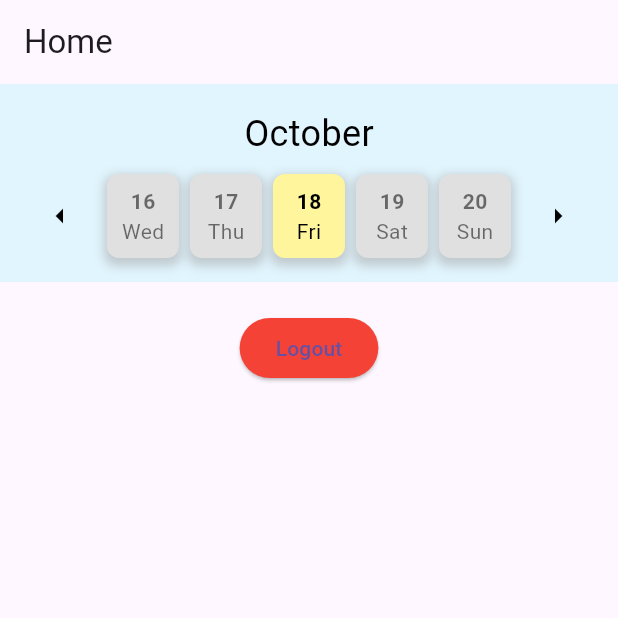
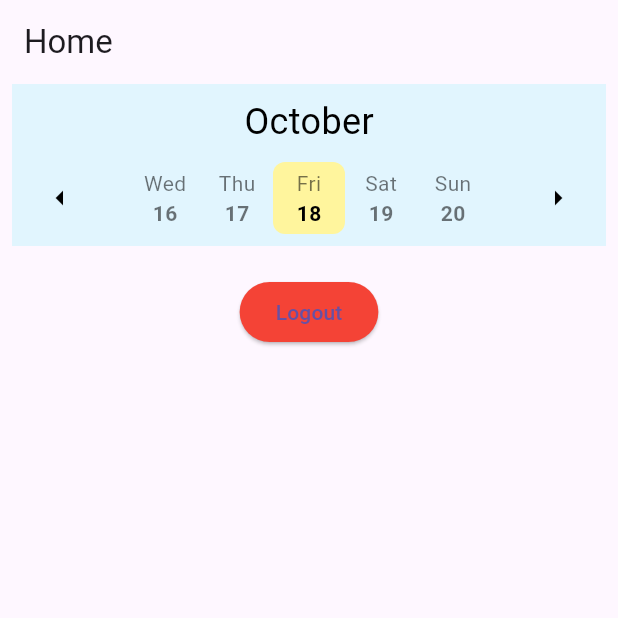
Before and after one commit to Dash074/45_Team_Himalaya, a Flutter app: the HomePage screen opened directly, on a phone screen of 412 x 824 dp, the top half of it. Run offline on Flutter 3.47's test engine with Material 3 defaults, Android fonts, the phone set to English and light mode, and no system bars; our stand-ins replace firebase_auth, firebase_core; accounts and stored records are empty.

Commit message:
Caraousel edit

```diff
--- a/lib/pages/home_page.dart
+++ b/lib/pages/home_page.dart
@@ -44,74 +44,82 @@ class _HomePageState extends State<HomePage> {
       dates.add(_currentDate.add(Duration(days: i)));
     }
 
+    // Determine the current month
+    String currentMonth = DateFormat('MMMM').format(_currentDate);
+
     return Scaffold(
       appBar: AppBar(title: Text('Home')),
-      body: Column(
+      body: Padding(
+        // Added padding for screen border reduction
+        padding: const EdgeInsets.symmetric(horizontal: 8.0), // Reduced padding
+        child: Column(
           children: [
             Container(
               color: Colors.lightBlue.shade50, // Lighter pastel blue color
-            padding: EdgeInsets.all(16.0),
+              padding: EdgeInsets.all(8.0), // Reduced padding
               child: Column(
                 children: [
                   Text(
-                  DateFormat('MMMM').format(_currentDate), // Current month
+                    currentMonth, // Current month
                     style: TextStyle(fontSize: 24, color: Colors.black),
                   ),
                   SizedBox(height: 10),
                   Row(
-                  mainAxisAlignment: MainAxisAlignment.spaceBetween,
+                    mainAxisAlignment: MainAxisAlignment
+                        .spaceBetween, // Buttons on extreme ends
                     children: [
                       IconButton(
                         icon: Icon(Icons.arrow_left, color: Colors.black),
                         onPressed: _previousDates,
                       ),
+                      SizedBox(width: 10), // Space between button and carousel
                       Expanded(
                         child: Row(
-                        mainAxisAlignment: MainAxisAlignment.spaceEvenly,
+                          mainAxisAlignment: MainAxisAlignment.center,
                           children: dates.map((date) {
-                          bool isToday =
-                              DateUtils.isSameDay(date, DateTime.now());
                             return Container(
-                            decoration: BoxDecoration(
-                              color: isToday
-                                  ? Colors.yellow.shade200
-                                  : Colors.grey[300],
-                              borderRadius: BorderRadius.circular(8),
-                              boxShadow: [
-                                BoxShadow(
-                                  color: Colors.grey.withOpacity(0.5),
-                                  spreadRadius: 2,
-                                  blurRadius: 5,
-                                  offset: Offset(0, 3),
-                                ),
-                              ],
-                            ),
-                            padding: EdgeInsets.all(8),
-                            width: 48, // Adjust width for uniform size
+                              padding: EdgeInsets.all(4), // Space between boxes
+                              width: 48, // Uniform width for boxes
                               child: Column(
                                 mainAxisAlignment: MainAxisAlignment.center,
                                 children: [
                                   Text(
+                                    DateFormat('EEE')
+                                        .format(date), // Shortened day name
+                                    style: TextStyle(color: Colors.black54),
+                                  ),
+                                  Text(
                                     DateFormat('dd').format(date),
                                     style: TextStyle(
                                       fontWeight: FontWeight.bold,
-                                      color: isToday
+                                      color: DateUtils.isSameDay(
+                                              date, DateTime.now())
                                           ? Colors.black
-                                          : Colors.black54),
+                                          : Colors.black54,
                                     ),
-                                Text(
-                                  DateFormat('EEE').format(date),
-                                  style: TextStyle(
-                                      color: isToday
-                                          ? Colors.black
-                                          : Colors.black54),
                                   ),
                                 ],
+                              ),
+                              decoration: BoxDecoration(
+                                color: DateUtils.isSameDay(date, DateTime.now())
+                                    ? Colors.yellow.shade200
+                                    : Colors
+                                        .transparent, // No box for non-highlighted dates
+                                borderRadius: BorderRadius.circular(8),
+                                // boxShadow: [
+                                //   BoxShadow(
+                                //     color: Colors.grey.withOpacity(0.5),
+                                //     spreadRadius: 2,
+                                //     blurRadius: 5,
+                                //     offset: Offset(0, 3),
+                                //   ),
+                                // ],
                               ),
                             );
                           }).toList(),
                         ),
                       ),
+                      SizedBox(width: 10), // Space between carousel and button
                       IconButton(
                         icon: Icon(Icons.arrow_right, color: Colors.black),
                         onPressed: _nextDates,
@@ -133,6 +141,7 @@ class _HomePageState extends State<HomePage> {
             ),
           ],
         ),
+      ),
     );
   }
 }
```
Lines whose indentation alone changed are shown as unchanged.
